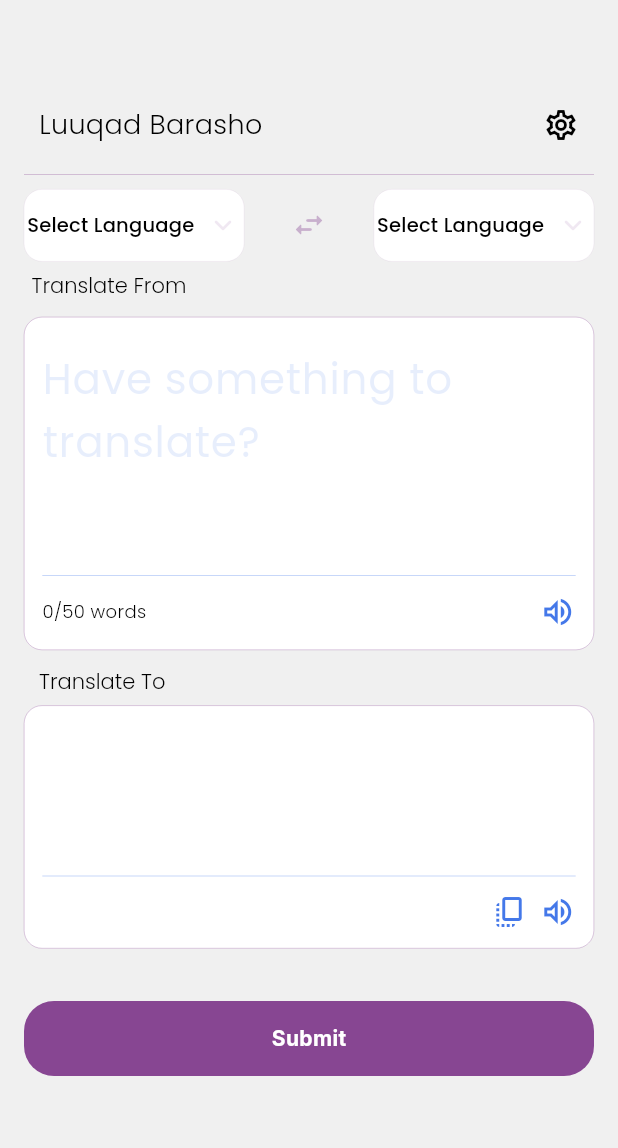
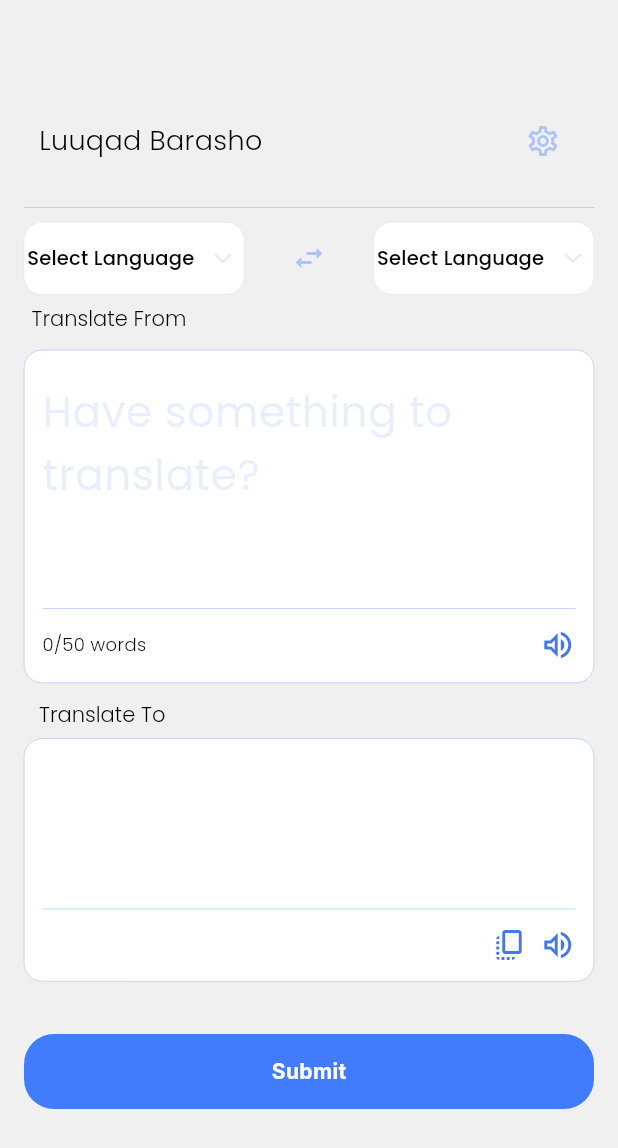
Before and after one commit to Somaliflutter24/luuqad_barasho, a Flutter app: the screen it shows after launch, after a tap on the "arrow forward" icon, on a phone screen of 412 x 824 dp. Shown: the top 1148 px of the screen. Run offline on Flutter 3.47's test engine with Material 3 defaults, Android fonts, the phone set to English and light mode, and no system bars; our stand-ins replace flutter_dotenv, flutter_tts, google_fonts, google_generative_ai.

Commit message:
add page

```diff
--- a/lib/screens/country_rectangles.dart
+++ b/lib/screens/country_rectangles.dart
@@ -71,7 +71,7 @@ class _CountryRectanglesState extends State<CountryRectangles> {
               side: BorderSide(
                 color: isSelected
                     ? Colors.transparent
-                    : const Color(0xFF6D1B7B).withOpacity(0.8),
+                    : const Color(0xFF155FFF).withOpacity(0.8),
                 width: 0.4,
               ),
             ),
--- a/lib/screens/home_screen.dart
+++ b/lib/screens/home_screen.dart
@@ -64,15 +64,15 @@ class _HomeScreenState extends State<HomeScreen> {
                             ),
                           ),
                           TextSpan(
-                            text: ' Every \n',
+                            text: ' One \n',
                             style: TextStyle(
                               fontSize: 32.0,
                               fontWeight: FontWeight.bold,
-                              color: const Color(0xFF6D1B7B).withOpacity(0.3),
+                              color: const Color(0xFF155FFF).withOpacity(0.3),
                             ),
                           ),
                           const TextSpan(
-                            text: 'Type Word \n',
+                            text: 'To One \n',
                             style: TextStyle(
                               fontSize: 32.0,
                               fontWeight: FontWeight.bold,
--- a/lib/screens/prompt_screen.dart
+++ b/lib/screens/prompt_screen.dart
@@ -3,6 +3,7 @@ import 'package:flutter_dotenv/flutter_dotenv.dart';
 import 'package:google_fonts/google_fonts.dart';
 import 'package:google_generative_ai/google_generative_ai.dart';
 import 'package:luuqad_barasho/screens/home_screen.dart';
+import 'package:luuqad_barasho/screens/setting_screen.dart';
 import 'package:luuqad_barasho/utility/language_dropdown.dart';
 import 'package:luuqad_barasho/utility/translate_from.dart';
 import 'package:luuqad_barasho/utility/translate_to.dart';
@@ -119,7 +120,7 @@ class _PromptScreenState extends State<PromptScreen> {
                 decoration: BoxDecoration(
                   border: Border(
                     bottom: BorderSide(
-                      color: const Color(0xFF6D1B7B).withOpacity(0.8),
+                      color: const Color(0xFF155FFF).withOpacity(0.8),
                       width: 0.2,
                     ),
                   ),
@@ -140,10 +141,25 @@ class _PromptScreenState extends State<PromptScreen> {
                     ),
 
                     // text_field icon
-                    const Icon(
-                      Icons.settings_outlined,
+                     IconButton(
+                      icon: Icon(
+                        Icons.settings_outlined,
+                        color: const Color(0xFF155FFF).withOpacity(0.3),
+                      ),
+                      onPressed: () {
+                        Navigator.push(
+                          context,
+                          MaterialPageRoute(
+                            builder: (context) => SettingsPage(
+
+                            ),
+                          ),
+                        );
+                      },
+
+
                       color: Color(0xFF000000),
-                      size: 24.0,
+
                     ),
                   ],
                 ),
@@ -165,7 +181,7 @@ class _PromptScreenState extends State<PromptScreen> {
                     // Swap_horiz icon
                     Icon(
                       Icons.swap_horiz_rounded,
-                      color: const Color(0xFF6D1B7B).withOpacity(0.3),
+                      color: const Color(0xFF155FFF).withOpacity(0.3),
                     ),
 
                     // language dropdowns to
@@ -225,7 +241,7 @@ class _PromptScreenState extends State<PromptScreen> {
                     borderRadius: BorderRadius.circular(12.0),
                     color: const Color(0xFFFFFFFF),
                     border: Border.all(
-                      color: const Color(0xFF6D1B7B).withOpacity(0.8),
+                      color: const Color(0xFF155FFF).withOpacity(0.8),
                       width: 0.2,
                     ),
                   ),
@@ -286,7 +302,7 @@ class _PromptScreenState extends State<PromptScreen> {
                     borderRadius: BorderRadius.circular(12.0),
                     color: const Color(0xFFFFFFFF),
                     border: Border.all(
-                      color: const Color(0xFF6D1B7B).withOpacity(0.8),
+                      color: const Color(0xFF155FFF).withOpacity(0.8),
                       width: 0.2,
                     ),
                   ),
@@ -297,7 +313,7 @@ class _PromptScreenState extends State<PromptScreen> {
                             height: 50.0,
                             width: 50.0,
                             decoration: BoxDecoration(
-                              color: const Color(0xFF6D1B7B).withOpacity(0.8),
+                              color: const Color(0xFF155FFF).withOpacity(0.8),
                               shape: BoxShape.circle,
                             ),
                             child: const CircularProgressIndicator(
@@ -320,7 +336,7 @@ class _PromptScreenState extends State<PromptScreen> {
                     padding: const EdgeInsets.symmetric(vertical: 15.0),
                     decoration: BoxDecoration(
                       borderRadius: BorderRadius.circular(20.0),
-                      color: const Color(0xFF6D1B7B).withOpacity(0.8),
+                      color: const Color(0xFF155FFF).withOpacity(0.8),
                     ),
 
                     // Submit text centered
--- a/pubspec.yaml
+++ b/pubspec.yaml
@@ -39,6 +39,7 @@ dependencies:
   flutter_dotenv: ^5.1.0
   google_generative_ai: ^0.4.4
   flutter_tts: ^4.0.2
+  url_launcher: ^6.3.0
 
 dev_dependencies:
   flutter_test:
```
Also changed, not shown: lib/screens/setting_screen.dart (added, +114 -0 lines), pubspec.lock, 6 other files.
